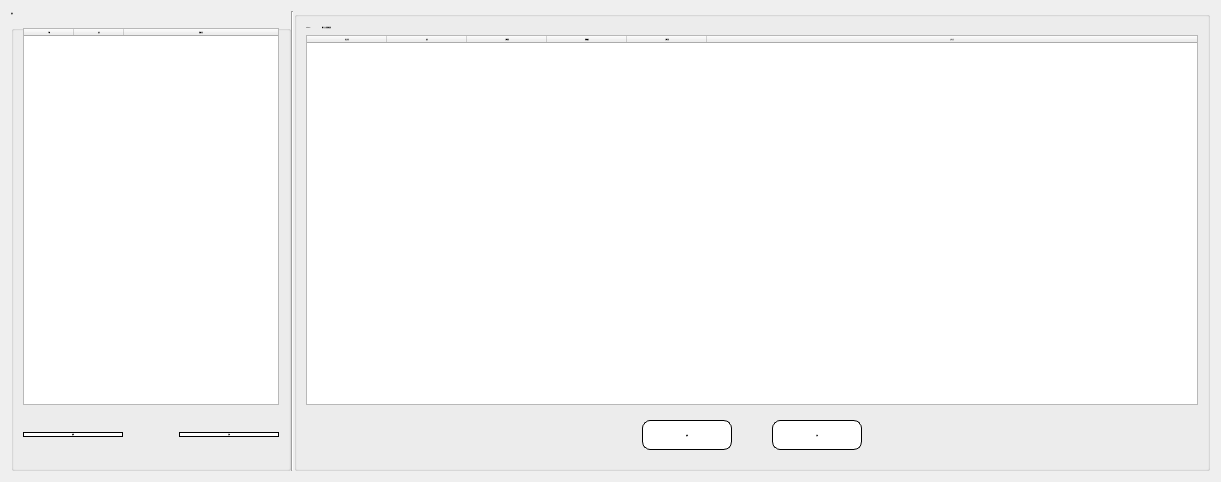
This is src/AdbClient/StageManagerSetting/LayerCostSetting.ui in roger0816/Adb as Qt 5 draws it before an edit. The edited form follows.
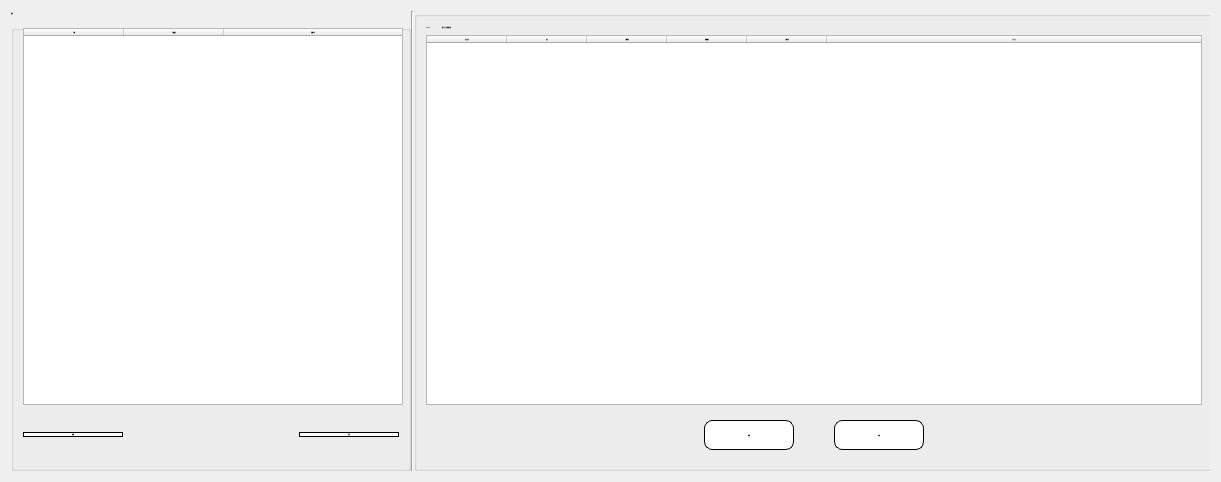
This is the edited form.

```diff
--- a/src/AdbClient/StageManagerSetting/LayerCostSetting.ui
+++ b/src/AdbClient/StageManagerSetting/LayerCostSetting.ui
@@ -58,7 +58,7 @@
         </property>
         <property name="minimumSize">
          <size>
-          <width>260</width>
+          <width>400</width>
           <height>0</height>
          </size>
         </property>
@@ -187,7 +187,7 @@
            </property>
            <property name="minimumSize">
             <size>
-             <width>100</width>
+             <width>380</width>
              <height>0</height>
             </size>
            </property>
@@ -204,7 +204,7 @@
             <enum>QAbstractItemView::SelectRows</enum>
            </property>
            <attribute name="horizontalHeaderDefaultSectionSize">
-            <number>50</number>
+            <number>100</number>
            </attribute>
            <attribute name="horizontalHeaderStretchLastSection">
             <bool>true</bool>
@@ -219,7 +219,7 @@
            </column>
            <column>
             <property name="text">
-             <string>啟用</string>
+             <string>售價參數</string>
             </property>
            </column>
            <column>
```
